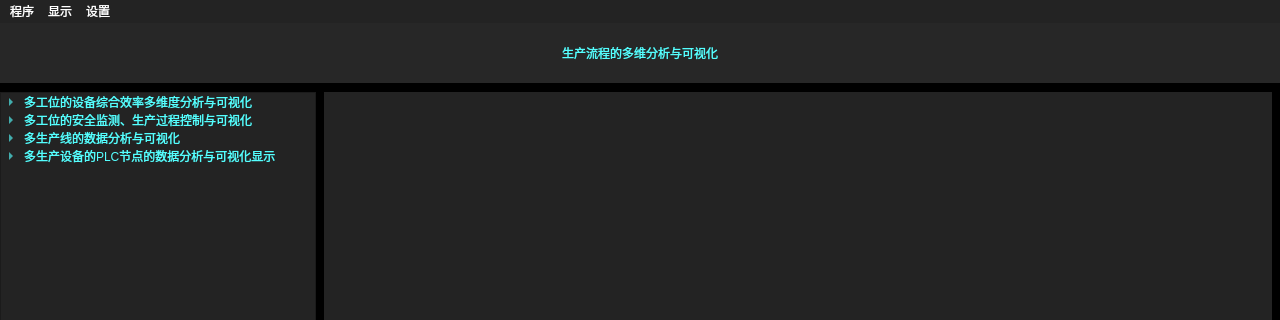
Old version of the form multidim_gui/multidim_analysis_v2.ui in the repository zhenhuic/data-multidimensional-analysis; both pictures show x 0 to 1280 and y 0 to 320 of the 1280 by 800 pixel window.
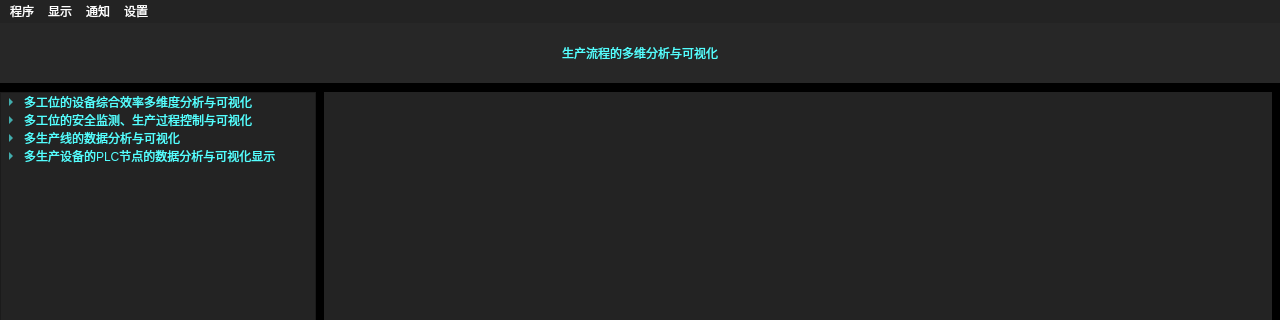
New version of the form.

Commit message: 添加报告选择按钮

The edit to the form file:
```diff
--- a/multidim_gui/multidim_analysis_v2.ui
+++ b/multidim_gui/multidim_analysis_v2.ui
@@ -432,8 +432,15 @@
     <addaction name="fullScreen"/>
     <addaction name="exitFullScreen"/>
    </widget>
+   <widget class="QMenu" name="notificationMenu">
+    <property name="title">
+     <string>通知</string>
+    </property>
+    <addaction name="openEmailReport"/>
+   </widget>
    <addaction name="processMenu"/>
    <addaction name="viewMenu"/>
+   <addaction name="notificationMenu"/>
    <addaction name="setupMenu"/>
   </widget>
   <action name="openConfigFile">
```
Left out of the diff: 5 changed lines with no effect on the pictures. The commit also changes 6 other files.
